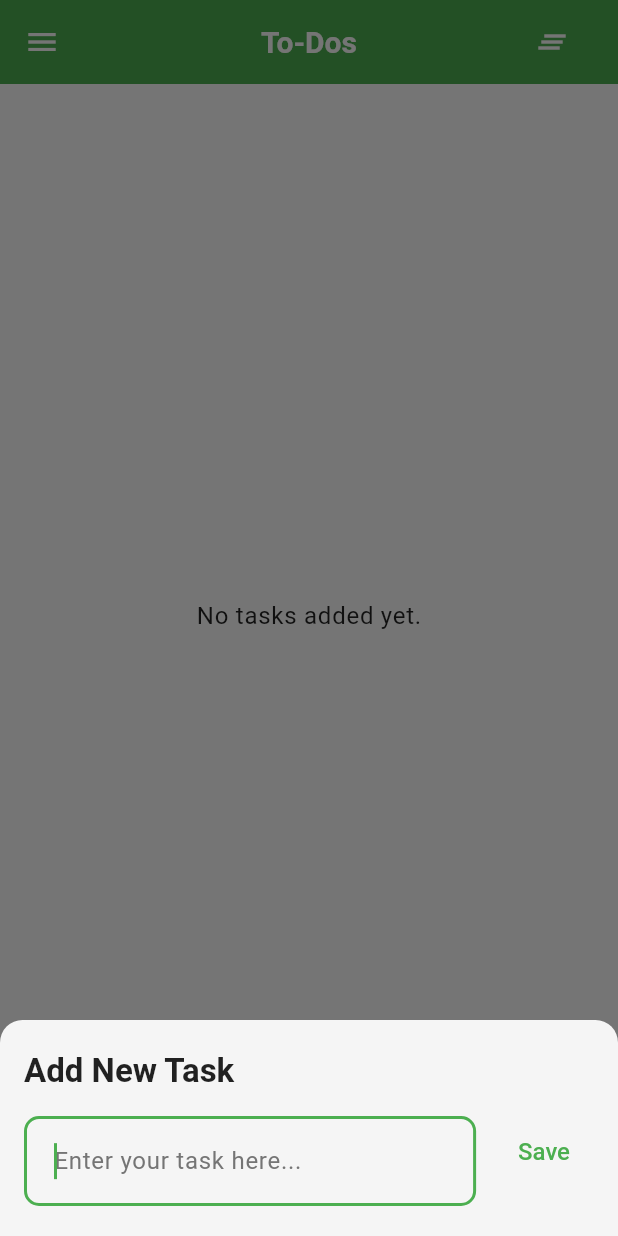
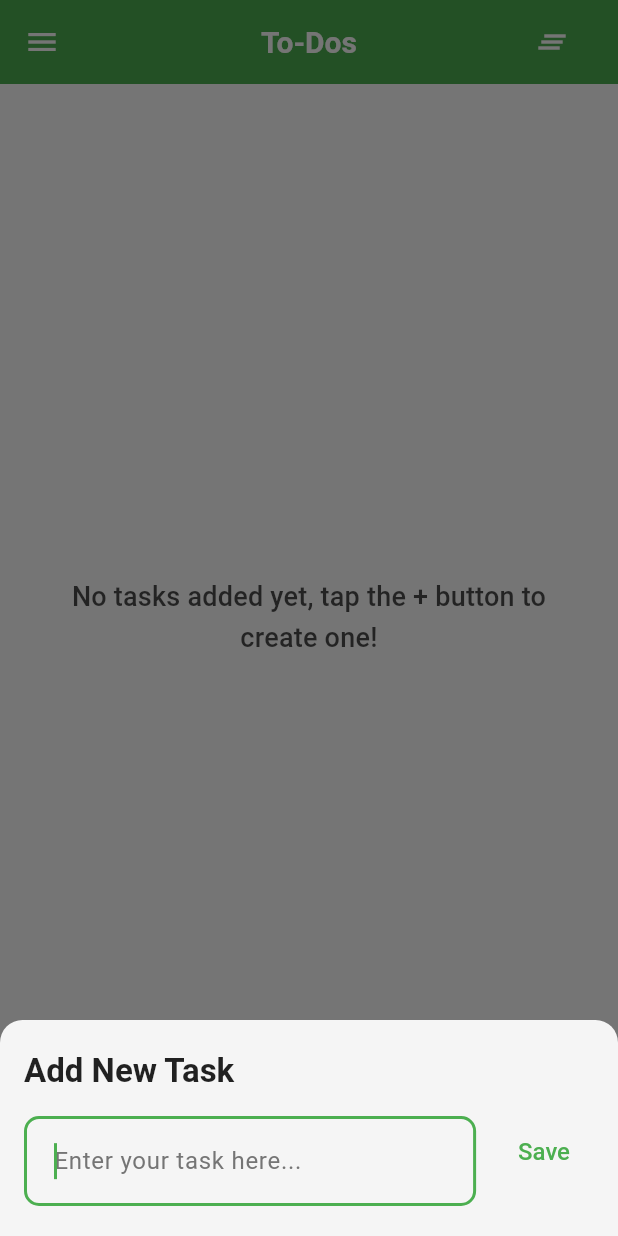
Before and after one commit to mussie-alemayehu/notes-and-to-do, a Flutter app: the screen it shows once a user with an empty profile is signed in, item 2 of the bottom bar chosen, after a tap on the "add" icon, on a phone screen of 412 x 824 dp. Run offline on Flutter 3.47's test engine with Material 3 defaults, Android fonts, the phone set to English and light mode, and no system bars; our stand-ins replace cloud_firestore, connectivity_plus, firebase_auth, firebase_core, flutter_animate, google_fonts and 2 more; accounts and stored records are empty; generated files the repository leaves out were written again.

Commit message:
update the todos screen ui

```diff
--- a/lib/providers/notes.dart
+++ b/lib/providers/notes.dart
@@ -9,11 +9,8 @@ class Notes with ChangeNotifier {
 
   List<Note> get notes {
     // Filter out items marked for pending delete so they don't show in the UI immediately
-    return _notes
-        .where((note) => note.syncStatus != 'pending_delete')
-        .toList()
-        .reversed
-        .toList();
+    return _notes.where((note) => note.syncStatus != 'pending_delete').toList()
+      ..sort((a, b) => b.lastEdited.compareTo(a.lastEdited));
   }
 
   /// to initialize the _notes array when the app starts or needs refreshing
--- a/lib/providers/to_dos.dart
+++ b/lib/providers/to_dos.dart
@@ -13,8 +13,8 @@ class ToDos with ChangeNotifier {
         .where((todo) =>
             todo.isDone == true && todo.syncStatus != 'pending_delete')
         .toList()
-        .reversed
-        .toList();
+      ..sort((a, b) => b.addedOn.compareTo(a.addedOn));
+
     return list;
   }
 
--- a/lib/screens/todos_list_screen.dart
+++ b/lib/screens/todos_list_screen.dart
@@ -1,13 +1,11 @@
-// lib/screens/todos_list_screen.dart
-
 import 'package:flutter/material.dart';
 import 'package:provider/provider.dart';
+import 'package:flutter_animate/flutter_animate.dart';
 
 import '../providers/to_dos.dart';
 import '../widgets/todo_list_item.dart';
 
 class ToDosListScreen extends StatefulWidget {
-  // Changed to StatefulWidget to manage loading state
   static const routeName = '/todos_list';
 
   const ToDosListScreen({super.key});
@@ -17,22 +15,20 @@ class ToDosListScreen extends StatefulWidget {
 }
 
 class _ToDosListScreenState extends State<ToDosListScreen> {
-  // Add a flag to ensure data fetching only happens once
   var _isInit = true;
-  var _isLoading = false; // Add a loading indicator state
+  var _isLoading = false;
 
   @override
   void didChangeDependencies() {
     super.didChangeDependencies();
     if (_isInit) {
       setState(() {
-        _isLoading = true; // Set loading to true before fetching
+        _isLoading = true;
       });
 
-      // Fetch todos data when the screen is first initialized
       Provider.of<ToDos>(context, listen: false).fetchToDosData().then((_) {
         setState(() {
-          _isLoading = false; // Set loading to false after fetching
+          _isLoading = false;
         });
       });
 
@@ -40,18 +36,18 @@ class _ToDosListScreenState extends State<ToDosListScreen> {
     }
   }
 
-  Widget _divider(TextStyle? style) {
-    return Column(
-      children: [
-        const Divider(),
-        Text(
-          'Completed',
-          style: style!.copyWith(
+  Widget _buildSectionHeader(BuildContext context, String title) {
+    return Padding(
+      padding: const EdgeInsets.symmetric(vertical: 12.0, horizontal: 16.0),
+      child: Text(
+        title,
+        style: Theme.of(context).textTheme.titleLarge?.copyWith(
+              color: Theme.of(context)
+                  .colorScheme
+                  .primary, // Use primary color for headers
               fontWeight: FontWeight.bold,
             ),
       ),
-        const Divider(),
-      ],
     );
   }
 
@@ -61,68 +57,80 @@ class _ToDosListScreenState extends State<ToDosListScreen> {
     final completedToDos = todosData.completedToDos;
     final incompleteToDos = todosData.incompleteToDos;
 
-    print(
-      'Complete: ${completedToDos.length}, Incomplete: ${incompleteToDos.length}',
+    if (_isLoading) {
+      return Center(
+        child: CircularProgressIndicator(
+            color: Theme.of(context).colorScheme.primary),
       );
+    }
 
-    return _isLoading
-        ? Center(
-            child: CircularProgressIndicator(
-              color: Theme.of(context).primaryColor,
-            ),
-          )
-        : (completedToDos.isEmpty && incompleteToDos.isEmpty)
-            ? Center(
+    if (completedToDos.isEmpty && incompleteToDos.isEmpty) {
+      return Center(
+        child: Padding(
+          padding: const EdgeInsets.all(24.0),
           child: Text(
-                  'No tasks added yet.',
-                  style: Theme.of(context).textTheme.bodyLarge,
-                ),
-              )
-            : Padding(
-                padding: const EdgeInsets.all(10),
-                child: Column(
-                  crossAxisAlignment: CrossAxisAlignment.center,
-                  children: [
-                    Expanded(
-                      flex: 2, // Adjust flex as needed
-                      child: SingleChildScrollView(
-                        child: Column(
-                          children: [
-                            ...incompleteToDos.map(
-                              (todo) => ToDoListItem(
-                                todo,
-                                key: ValueKey(todo.id),
-                                // Optional: Add a visual indicator for sync status
-                                // syncStatus: todo.syncStatus,
-                              ),
-                            ),
-                          ],
+            'No tasks added yet, tap the + button to create one!',
+            textAlign: TextAlign.center,
+            style: Theme.of(context).textTheme.titleMedium?.copyWith(
+                  color: Theme.of(context)
+                      .colorScheme
+                      .onSurface
+                      .withValues(alpha: 0.7),
                 ),
           ),
         ),
+      );
+    }
+
+    return ListView(
+      children: [
+        if (incompleteToDos.isNotEmpty) _buildSectionHeader(context, 'Tasks'),
+        ...incompleteToDos.asMap().entries.map((entry) {
+          final index = entry.key;
+          final todo = entry.value;
+          if (todo.syncStatus == 'pending_delete') {
+            return const SizedBox.shrink();
+          }
+          return Animate(
+            effects: [
+              FadeEffect(duration: 300.ms, delay: (50 * index).ms),
+              SlideEffect(
+                  begin: const Offset(0, 0.5),
+                  end: Offset.zero,
+                  duration: 300.ms,
+                  delay: (50 * index).ms),
+            ],
+            child: ToDoListItem(
+              todo,
+              key: ValueKey(todo.id),
+            ),
+          );
+        }),
         if (completedToDos.isNotEmpty)
-                      _divider(Theme.of(context).textTheme.bodySmall),
-                    if (completedToDos.isNotEmpty)
-                      Expanded(
-                        flex: 1, // Adjust flex as needed
-                        child: SingleChildScrollView(
-                          child: Column(
-                            children: [
-                              ...completedToDos.map(
-                                (todo) => ToDoListItem(
+          _buildSectionHeader(context, 'Completed'),
+        ...completedToDos.asMap().entries.map((entry) {
+          final index = entry.key;
+          final todo = entry.value;
+          if (todo.syncStatus == 'pending_delete') {
+            return const SizedBox.shrink();
+          }
+          return Animate(
+            effects: [
+              FadeEffect(duration: 300.ms, delay: (50 * index).ms),
+              SlideEffect(
+                  begin: const Offset(0, 0.5),
+                  end: Offset.zero,
+                  duration: 300.ms,
+                  delay: (50 * index).ms),
+            ],
+            child: ToDoListItem(
               todo,
               isCompleted: true,
               key: ValueKey(todo.id),
-                                  // Optional: Add a visual indicator for sync status
-                                  // syncStatus: todo.syncStatus,
             ),
-                              ),
+          );
+        }),
       ],
-                          ),
-                        ),
-                      ),
-                  ],
-                ),
     );
   }
 }
```
Also changed, not shown: lib/widgets/todo_list_item.dart (+58 -23 lines). Lines whose indentation alone changed are shown as unchanged.
